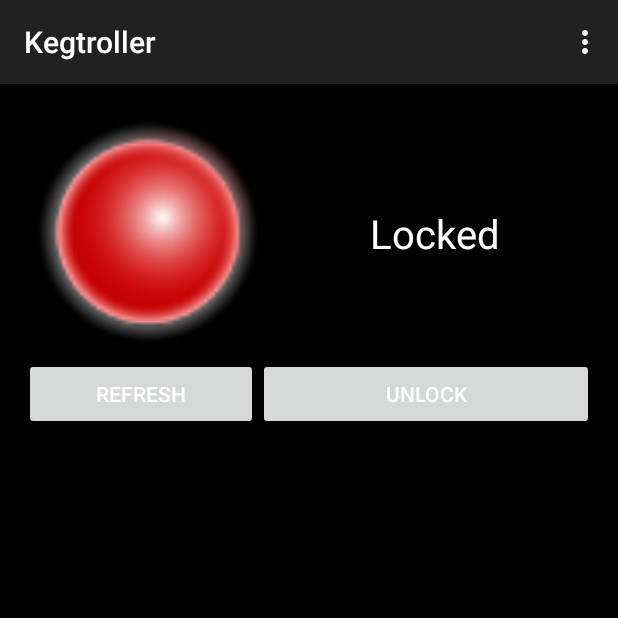
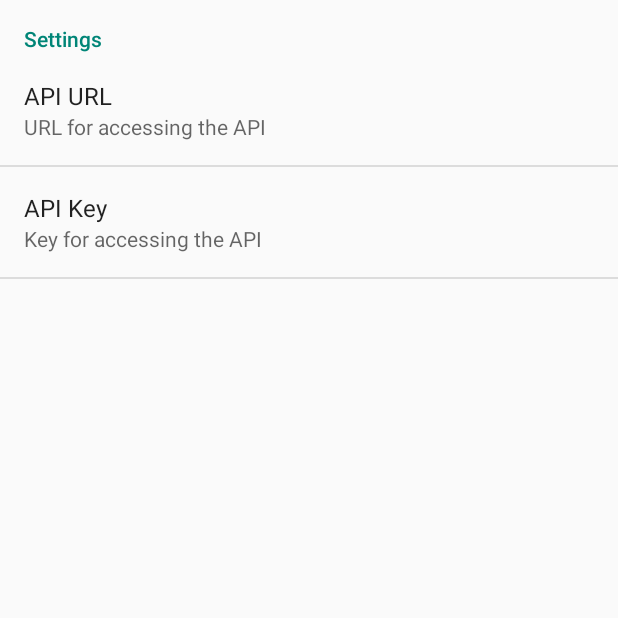
Before and after one commit to cplee/kegtroller-app, an Android app: the screen it shows after launch (MainActivity before the commit, SettingsActivity after it), in the options menu, after a tap on "Settings", on a phone screen of 412 x 824 dp, the top half of it. Run offline under Robolectric (Android 15) with nearby library versions, the phone set to English and light mode, and no system bars.

Commit message:
all working

```diff
--- a/app/src/main/AndroidManifest.xml
+++ b/app/src/main/AndroidManifest.xml
@@ -16,6 +16,10 @@
                 <category android:name="android.intent.category.LAUNCHER" />
             </intent-filter>
         </activity>
+        <activity
+            android:name="com.nektos.kegtroller.app.SettingsActivity"
+            android:label="@string/app_name" >
+        </activity>
 
 
     </application>
--- /dev/null
+++ b/app/src/main/java/com/nektos/kegtroller/app/AuthorizationAPI.java
@@ -0,0 +1,162 @@
+package com.nektos.kegtroller.app;
+
+import android.app.AlertDialog;
+import android.content.DialogInterface;
+import android.content.SharedPreferences;
+import android.os.AsyncTask;
+import android.os.Handler;
+import android.preference.PreferenceManager;
+import android.util.Log;
+import android.view.View;
+import android.widget.ImageView;
+import android.widget.TextView;
+
+import org.apache.http.HttpResponse;
+import org.apache.http.client.HttpClient;
+import org.apache.http.client.methods.HttpGet;
+import org.apache.http.client.methods.HttpPut;
+import org.apache.http.entity.StringEntity;
+import org.apache.http.impl.client.DefaultHttpClient;
+import org.apache.http.message.BasicHeader;
+import org.apache.http.protocol.HTTP;
+import org.json.JSONException;
+import org.json.JSONObject;
+
+import java.io.BufferedReader;
+import java.io.IOException;
+import java.io.InputStream;
+import java.io.InputStreamReader;
+
+/**
+ * Created by casele on 6/16/14.
+ */
+public class AuthorizationAPI extends AsyncTask<String, String, String> {
+
+    private final View view;
+    private final SharedPreferences sharedPrefs;
+
+    public AuthorizationAPI(View view) {
+        this.view = view;
+        this.sharedPrefs = PreferenceManager.getDefaultSharedPreferences(view.getContext());
+    }
+
+    private String getApiURL() {
+        return sharedPrefs.getString("prefApiUrl","http://keg.nektos.com/api/authorization");
+    }
+    private String getApiKey() {
+        return sharedPrefs.getString("prefApiKey","");
+    }
+
+    private static String convertInputStreamToString(InputStream inputStream) throws IOException {
+        BufferedReader bufferedReader = new BufferedReader( new InputStreamReader(inputStream));
+        String line = "";
+        String result = "";
+        while((line = bufferedReader.readLine()) != null)
+            result += line;
+
+        inputStream.close();
+        return result;
+
+    }
+    @Override
+    protected String doInBackground(String... params) {
+        String url = getApiURL();
+        HttpResponse httpResponse = null;
+        if(params[0].equals("get")) {
+            try {
+                HttpClient httpclient = new DefaultHttpClient();
+                httpResponse = httpclient.execute(new HttpGet(url));
+
+            } catch (Exception e) {
+                Log.d("InputStream", e.getLocalizedMessage());
+            }
+        } else if(params[0].equals("unlock")) {
+            JSONObject o = new JSONObject();
+            try {
+                o.put("api_key",getApiKey());
+                o.put("confirm",true);
+                o.put("ttl",30000);
+            } catch (JSONException e) {
+            }
+
+            try {
+                HttpClient httpclient = new DefaultHttpClient();
+                HttpPut put = new HttpPut(url);
+                StringEntity entity = new StringEntity(o.toString());
+                entity.setContentType("application/json;charset=UTF-8");//text/plain;charset=UTF-8
+                entity.setContentEncoding(new BasicHeader(HTTP.CONTENT_TYPE,"application/json;charset=UTF-8"));
+                put.setEntity(entity);
+
+                httpResponse = httpclient.execute(put);
+            } catch (Exception e) {
+                Log.e("InputStream", "Unable to put", e);
+            }
+        }
+
+        String result = "";
+        try {
+            InputStream inputStream = null;
+            if(httpResponse.getStatusLine().getStatusCode()==200) {
+                inputStream = httpResponse.getEntity().getContent();
+                if (inputStream != null)
+                    result = convertInputStreamToString(inputStream);
+                else
+                    result = "";
+            } else if(httpResponse.getStatusLine().getStatusCode()==401) {
+                result = "denied";
+            }
+        } catch (Exception e) {
+            Log.e("InputStream", "Unable to get response", e);
+        }
+        return result;
+
+    }
+
+    protected void onPostExecute(String result) {
+
+        long ttl = 0;
+        try {
+            if (result != null && result.length()>0) {
+                if(result.equals("denied")) {
+                    AlertDialog alertDialog = new AlertDialog.Builder(view.getContext()).create();
+                    alertDialog.setTitle("Error!");
+                    alertDialog.setMessage("Access denied...check your api_key in settings");
+                    alertDialog.setButton("OK", new DialogInterface.OnClickListener() {
+                        public void onClick(DialogInterface dialog, int which) {
+                            dialog.cancel();
+                        }
+                    });
+                    alertDialog.show();
+                } else {
+                    JSONObject json = new JSONObject(result);
+
+                    ttl = json.getLong("ttl");
+                }
+            }
+        } catch (Exception e) {
+            Log.e("JSON", e.getLocalizedMessage(), e);
+        }
+
+
+        ImageView image = (ImageView) view.findViewById(R.id.status);
+        TextView txt = (TextView)view.findViewById(R.id.statusText);
+
+        if(ttl > 0) {
+            image.setImageResource(R.drawable.green);
+            txt.setText("Unlocked");
+
+            Handler handler = new Handler();
+            handler.postDelayed(new Runnable() {
+                @Override
+                public void run() {
+                    new AuthorizationAPI(view).execute("get");
+                }
+            }, ttl);
+        } else {
+            image.setImageResource(R.drawable.red);
+            txt.setText("Locked");
+        }
+
+    }
+
+}
--- a/app/src/main/java/com/nektos/kegtroller/app/MainActivity.java
+++ b/app/src/main/java/com/nektos/kegtroller/app/MainActivity.java
@@ -1,7 +1,12 @@
 package com.nektos.kegtroller.app;
 
+import android.app.AlertDialog;
+import android.content.DialogInterface;
+import android.content.Intent;
+import android.content.SharedPreferences;
 import android.os.AsyncTask;
 import android.os.Handler;
+import android.preference.PreferenceManager;
 import android.support.v7.app.ActionBarActivity;
 import android.support.v7.app.ActionBar;
 import android.support.v4.app.Fragment;
@@ -64,6 +69,8 @@ public class MainActivity extends ActionBarActivity {
         // as you specify a parent activity in AndroidManifest.xml.
         int id = item.getItemId();
         if (id == R.id.action_settings) {
+            Intent i = new Intent(getApplicationContext(), SettingsActivity.class);
+            startActivity(i);
             return true;
         }
         return super.onOptionsItemSelected(item);
@@ -71,17 +78,6 @@ public class MainActivity extends ActionBarActivity {
 
 
 
-    private static String convertInputStreamToString(InputStream inputStream) throws IOException{
-        BufferedReader bufferedReader = new BufferedReader( new InputStreamReader(inputStream));
-        String line = "";
-        String result = "";
-        while((line = bufferedReader.readLine()) != null)
-            result += line;
-
-        inputStream.close();
-        return result;
-
-    }
 
 
     /**
@@ -120,106 +116,5 @@ public class MainActivity extends ActionBarActivity {
 
 
     }
-    private static class AuthorizationAPI extends AsyncTask<String, String, String> {
 
-        private final View view;
-
-        public AuthorizationAPI(View view) {
-            this.view = view;
-        }
-
-        private String getBaseURL() {
-            return "http://keg.nektos.com";
-        }
-        private String getApiKey() {
-            return "pourme";
-        }
-        @Override
-        protected String doInBackground(String... params) {
-            String url = getBaseURL() + "/api/authorization";
-            HttpResponse httpResponse = null;
-            if(params[0].equals("get")) {
-                try {
-                    HttpClient httpclient = new DefaultHttpClient();
-                    httpResponse = httpclient.execute(new HttpGet(url));
-
-                } catch (Exception e) {
-                    Log.d("InputStream", e.getLocalizedMessage());
-                }
-            } else if(params[0].equals("unlock")) {
-                JSONObject o = new JSONObject();
-                try {
-                    o.put("api_key",getApiKey());
-                    o.put("confirm",true);
-                    o.put("ttl",30000);
-                } catch (JSONException e) {
-                }
-
-                try {
-                    HttpClient httpclient = new DefaultHttpClient();
-                    HttpPut put = new HttpPut(url);
-                    StringEntity entity = new StringEntity(o.toString());
-                    entity.setContentType("application/json;charset=UTF-8");//text/plain;charset=UTF-8
-                    entity.setContentEncoding(new BasicHeader(HTTP.CONTENT_TYPE,"application/json;charset=UTF-8"));
-                    put.setEntity(entity);
-
-                    httpResponse = httpclient.execute(put);
-                } catch (Exception e) {
-                    Log.e("InputStream", "Unable to put", e);
-                }
-            }
-
-            String result = "";
-            try {
-                InputStream inputStream = null;
-                if(httpResponse.getStatusLine().getStatusCode()==200) {
-                    inputStream = httpResponse.getEntity().getContent();
-                    if (inputStream != null)
-                        result = convertInputStreamToString(inputStream);
-                    else
-                        result = "";
-                }
-            } catch (Exception e) {
-                Log.e("InputStream", "Unable to get response", e);
-            }
-            return result;
-
-        }
-
-        protected void onPostExecute(String result) {
-
-            long ttl = 0;
-            try {
-                if (result != null && result.length()>0) {
-                    JSONObject json = new JSONObject(result);
-
-                    ttl = json.getLong("ttl");
-                }
-            } catch (Exception e) {
-                Log.e("JSON", e.getLocalizedMessage(), e);
-            }
-
-
-            ImageView image = (ImageView) view.findViewById(R.id.status);
-            TextView txt = (TextView)view.findViewById(R.id.statusText);
-
-            if(ttl > 0) {
-                image.setImageResource(R.drawable.green);
-                txt.setText("Unlocked");
-
-                Handler handler = new Handler();
-                handler.postDelayed(new Runnable() {
-                    @Override
-                    public void run() {
-                        new AuthorizationAPI(view).execute("get");
-                    }
-                }, ttl);
-            } else {
-                image.setImageResource(R.drawable.red);
-                txt.setText("Locked");
-            }
-
-        }
-
-    }
 }
--- /dev/null
+++ b/app/src/main/java/com/nektos/kegtroller/app/SettingsActivity.java
@@ -0,0 +1,20 @@
+package com.nektos.kegtroller.app;
+
+import android.os.Bundle;
+import android.preference.PreferenceActivity;
+
+/**
+ * Created by casele on 6/16/14.
+ */
+public class SettingsActivity extends PreferenceActivity
+{
+
+    @Override
+    public void onCreate(Bundle savedInstanceState)
+    {
+        super.onCreate(savedInstanceState);
+        // add the xml resource
+        addPreferencesFromResource(R.layout.user_settings);
+    }
+
+}
```
Also changed, not shown: app/src/main/res/layout/user_settings.xml (added, +20 -0 lines).
